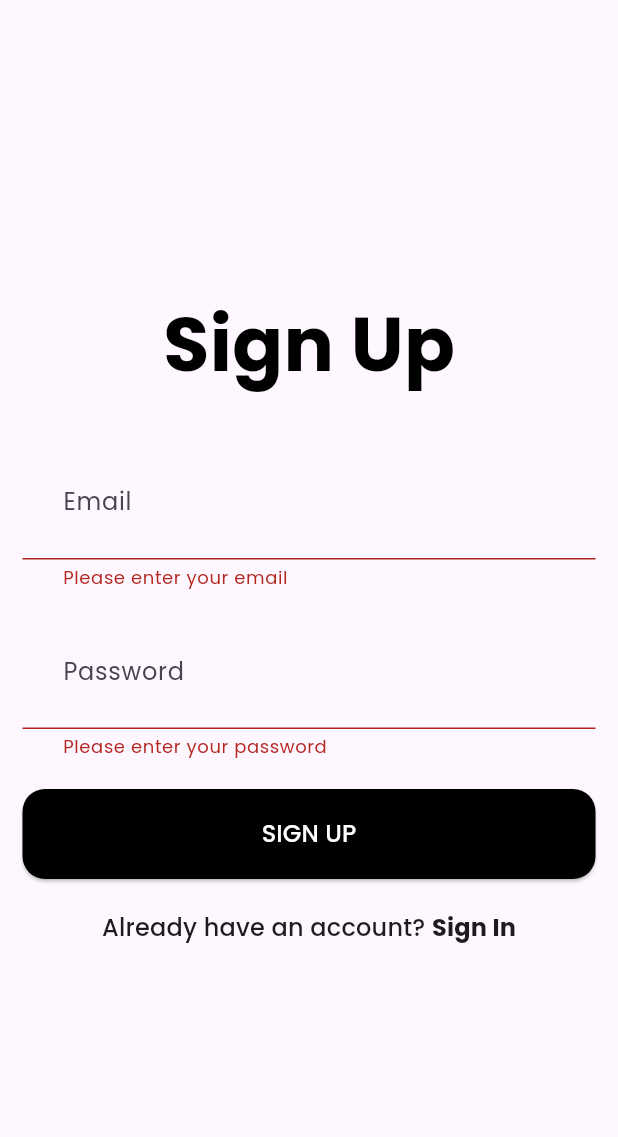
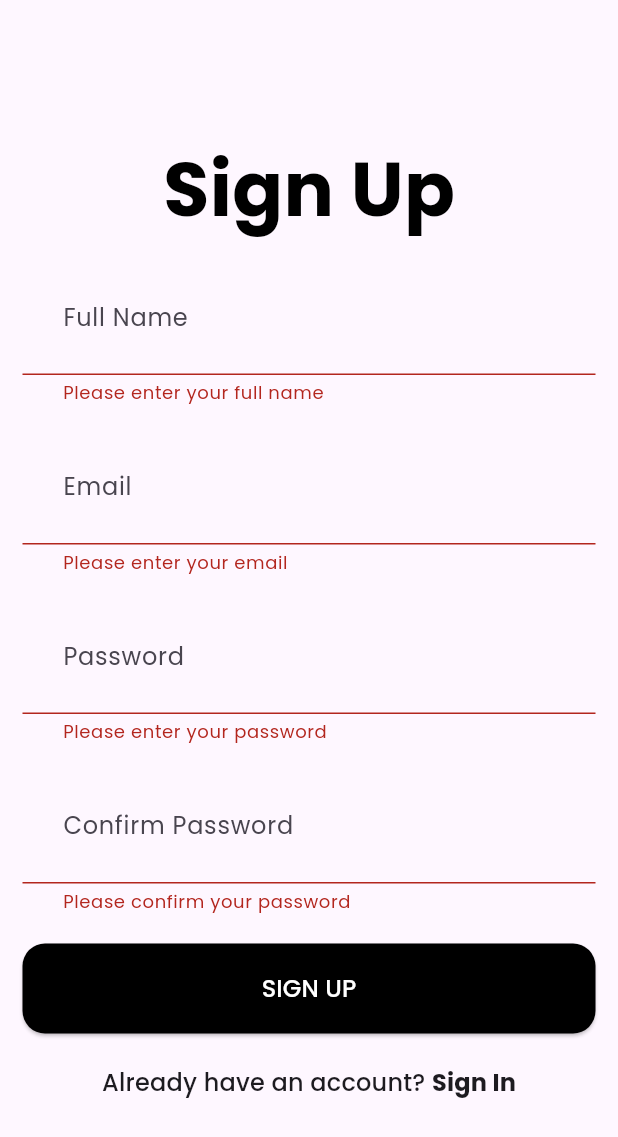
Before and after one commit to simonptuon/Fitness-tracker-app, a Flutter app: the screen it shows after launch, after a tap on "SIGN UP", on a phone screen of 412 x 824 dp. Shown: the top 1137 px of the screen. Run offline on Flutter 3.47's test engine with Material 3 defaults, Android fonts, the phone set to English and light mode, and no system bars; our stand-ins replace cloud_firestore, firebase_auth, firebase_core, google_fonts, pedometer, percent_indicator and 3 more; accounts and stored records are empty; network calls fail.

Commit message:
updated sign up function

```diff
--- a/lib/pages/login.dart
+++ b/lib/pages/login.dart
@@ -1,5 +1,6 @@
 import 'package:firebase_auth/firebase_auth.dart';
 import 'package:fitness_app_capstone/pages/ActivitiesScreen.dart';
+import 'package:fitness_app_capstone/pages/pedometer.dart';
 import 'package:flutter/material.dart';
 import 'Signup.dart';
 import 'home.dart';
@@ -40,7 +41,7 @@ class _LoginPageState extends State<LoginPage> {
         print('Login successful! Redirecting...');
         Navigator.pushReplacement(
           context,
-          MaterialPageRoute(builder: (context) => const ActivitiesScreen()),
+          MaterialPageRoute(builder: (context) => const PedometerPage()),
         );
       }
     } on FirebaseAuthException catch (e) {
--- a/lib/pages/signup.dart
+++ b/lib/pages/signup.dart
@@ -17,16 +17,27 @@ class SignUpPage extends StatefulWidget {
 class _SignUpPageState extends State<SignUpPage> {
   final emailController = TextEditingController();
   final passwordController = TextEditingController();
+  final confirmPasswordController = TextEditingController();
+  final fullNameController = TextEditingController();
   final formKey = GlobalKey<FormState>();
 
   @override
   void dispose() {
     emailController.dispose();
     passwordController.dispose();
+    confirmPasswordController.dispose();
+    fullNameController.dispose();
     super.dispose();
   }
 
   Future<void> createUserWithEmailAndPassword() async {
+    if (passwordController.text.trim() != confirmPasswordController.text.trim()) {
+      ScaffoldMessenger.of(context).showSnackBar(
+        const SnackBar(content: Text('Passwords do not match')),
+      );
+      return;
+    }
+
     try {
       final userCredential =
       await FirebaseAuth.instance.createUserWithEmailAndPassword(
@@ -35,7 +46,7 @@ class _SignUpPageState extends State<SignUpPage> {
       );
 
       if (userCredential.user != null) {
-        await createUserProfile(userCredential.user!); // 🔥 Save profile in Firestore
+        await createUserProfile(userCredential.user!);
         Navigator.pushReplacement(context, LoginPage.route());
       }
     } catch (e) {
@@ -52,9 +63,11 @@ class _SignUpPageState extends State<SignUpPage> {
 
     await userDoc.set({
       'email': user.email,
+      'fullName': fullNameController.text.trim(),
       'caloriesBurned': 0,
       'waterConsumed': 0,
       'heartRate': 0,
+      'stepCount': 0,
       'createdAt': Timestamp.now(),
     });
   }
@@ -78,7 +91,19 @@ class _SignUpPageState extends State<SignUpPage> {
                 ),
               ),
               const SizedBox(height: 10),
-              const SizedBox(height: 20),
+              TextFormField(
+                controller: fullNameController,
+                decoration: const InputDecoration(
+                  hintText: 'Full Name',
+                ),
+                validator: (value) {
+                  if (value == null || value.isEmpty) {
+                    return 'Please enter your full name';
+                  }
+                  return null;
+                },
+              ),
+              const SizedBox(height: 15),
               TextFormField(
                 controller: emailController,
                 decoration: const InputDecoration(
@@ -104,6 +129,23 @@ class _SignUpPageState extends State<SignUpPage> {
                   }
                   if (value.length < 6) {
                     return 'Password must be at least 6 characters';
+                  }
+                  return null;
+                },
+              ),
+              const SizedBox(height: 15),
+              TextFormField(
+                controller: confirmPasswordController,
+                decoration: const InputDecoration(
+                  hintText: 'Confirm Password',
+                ),
+                obscureText: true,
+                validator: (value) {
+                  if (value == null || value.isEmpty) {
+                    return 'Please confirm your password';
+                  }
+                  if (value != passwordController.text) {
+                    return 'Passwords do not match';
                   }
                   return null;
                 },
@@ -135,7 +177,8 @@ class _SignUpPageState extends State<SignUpPage> {
                     children: [
                       TextSpan(
                         text: 'Sign In',
-                        style: Theme.of(context).textTheme.titleMedium?.copyWith(
+                        style:
+                        Theme.of(context).textTheme.titleMedium?.copyWith(
                           fontWeight: FontWeight.bold,
                         ),
                       ),
```
